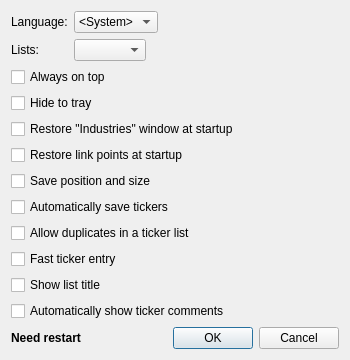
Before: the Qt Designer form options.ui in HappySeaFox/tht, drawn with Qt 5.
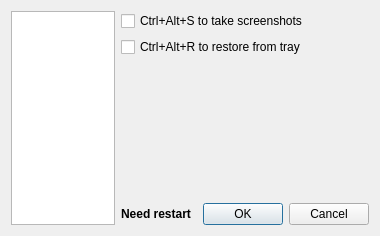
After: the same form once the commit is applied. The open tabs and pages were chosen to show the change. Icons and pictures are not drawn.

Commit message: New Options view

Diff of the .ui file:
```diff
--- a/options.ui
+++ b/options.ui
@@ -6,25 +6,40 @@
    <rect>
     <x>0</x>
     <y>0</y>
-    <width>350</width>
-    <height>333</height>
+    <width>380</width>
+    <height>235</height>
    </rect>
   </property>
   <property name="windowTitle">
    <string>Options</string>
   </property>
-  <layout class="QGridLayout" name="gridLayout_3">
-   <item row="0" column="0" colspan="3">
+  <layout class="QGridLayout" name="gridLayout_5">
+   <item row="0" column="1" colspan="3">
+    <widget class="QStackedWidget" name="stackedWidget">
+     <property name="currentIndex">
+      <number>0</number>
+     </property>
+     <widget class="QWidget" name="page">
     <layout class="QGridLayout" name="gridLayout_2">
+       <property name="margin">
+        <number>0</number>
+       </property>
+       <item row="1" column="0">
+        <widget class="QCheckBox" name="checkOnTop">
+         <property name="text">
+          <string>Always on top</string>
+         </property>
+        </widget>
+       </item>
+       <item row="2" column="0">
+        <widget class="QCheckBox" name="checkTray">
+         <property name="text">
+          <string>Hide to tray</string>
+         </property>
+        </widget>
+       </item>
      <item row="0" column="0">
       <layout class="QGridLayout" name="gridLayout">
-       <item row="0" column="0">
-        <widget class="QLabel" name="label_2">
-         <property name="text">
-          <string>Language:</string>
-         </property>
-        </widget>
-       </item>
        <item row="0" column="1">
         <widget class="QComboBox" name="comboLang">
          <item>
@@ -41,19 +56,12 @@
          </property>
          <property name="sizeHint" stdset="0">
           <size>
-           <width>0</width>
+             <width>13</width>
            <height>20</height>
           </size>
          </property>
         </spacer>
        </item>
-       <item row="1" column="0">
-        <widget class="QLabel" name="label">
-         <property name="text">
-          <string>Lists:</string>
-         </property>
-        </widget>
-       </item>
        <item row="1" column="1">
         <widget class="QComboBox" name="comboNumberOfLists">
          <property name="sizePolicy">
@@ -67,106 +75,163 @@
          </property>
         </widget>
        </item>
-      </layout>
+         <item row="0" column="0">
+          <widget class="QLabel" name="label_2">
+           <property name="text">
+            <string>Language:</string>
+           </property>
+          </widget>
      </item>
      <item row="1" column="0">
-      <widget class="QCheckBox" name="checkOnTop">
+          <widget class="QLabel" name="label">
        <property name="text">
-        <string>Always on top</string>
-       </property>
-      </widget>
-     </item>
-     <item row="2" column="0">
-      <widget class="QCheckBox" name="checkTray">
-       <property name="text">
-        <string>Hide to tray</string>
-       </property>
-      </widget>
-     </item>
-     <item row="0" column="1" rowspan="3">
-      <widget class="QLabel" name="labelStock">
-       <property name="pixmap">
-        <pixmap resource="tht.qrc">:/images/options-background.png</pixmap>
-       </property>
-       <property name="alignment">
-        <set>Qt::AlignHCenter|Qt::AlignTop</set>
+            <string>Lists:</string>
        </property>
       </widget>
      </item>
     </layout>
    </item>
-   <item row="1" column="0" colspan="3">
+       <item row="3" column="0">
     <widget class="QCheckBox" name="checkRestoreIndustries">
      <property name="text">
       <string>Restore &quot;Industries&quot; window at startup</string>
      </property>
     </widget>
    </item>
-   <item row="3" column="0" colspan="3">
+       <item row="6" column="0">
+        <spacer name="verticalSpacer_2">
+         <property name="orientation">
+          <enum>Qt::Vertical</enum>
+         </property>
+         <property name="sizeHint" stdset="0">
+          <size>
+           <width>20</width>
+           <height>0</height>
+          </size>
+         </property>
+        </spacer>
+       </item>
+       <item row="4" column="0">
+        <widget class="QCheckBox" name="checkRestoreLP">
+         <property name="text">
+          <string>Restore link points at startup</string>
+         </property>
+        </widget>
+       </item>
+       <item row="5" column="0">
     <widget class="QCheckBox" name="checkSave">
      <property name="text">
       <string>Save position and size</string>
      </property>
     </widget>
    </item>
-   <item row="4" column="0" colspan="3">
+      </layout>
+     </widget>
+     <widget class="QWidget" name="page_2">
+      <layout class="QGridLayout" name="gridLayout_3">
+       <property name="margin">
+        <number>0</number>
+       </property>
+       <item row="0" column="0">
     <widget class="QCheckBox" name="checkSaveTickers">
      <property name="text">
       <string>Automatically save tickers</string>
      </property>
     </widget>
    </item>
-   <item row="5" column="0" colspan="3">
+       <item row="1" column="0">
     <widget class="QCheckBox" name="checkAllowDups">
      <property name="text">
       <string>Allow duplicates in a ticker list</string>
      </property>
     </widget>
    </item>
-   <item row="10" column="0">
-    <spacer name="verticalSpacer">
-     <property name="orientation">
-      <enum>Qt::Vertical</enum>
-     </property>
-     <property name="sizeHint" stdset="0">
-      <size>
-       <width>20</width>
-       <height>0</height>
-      </size>
-     </property>
-    </spacer>
-   </item>
-   <item row="11" column="2">
-    <widget class="QDialogButtonBox" name="buttonBox">
-     <property name="orientation">
-      <enum>Qt::Horizontal</enum>
-     </property>
-     <property name="standardButtons">
-      <set>QDialogButtonBox::Cancel|QDialogButtonBox::Ok</set>
-     </property>
-    </widget>
-   </item>
-   <item row="6" column="0" colspan="3">
+       <item row="2" column="0">
     <widget class="QCheckBox" name="checkMini">
      <property name="text">
       <string>Fast ticker entry</string>
      </property>
     </widget>
    </item>
-   <item row="11" column="1">
-    <spacer name="horizontalSpacer">
+       <item row="3" column="0">
+        <widget class="QCheckBox" name="checkHeader">
+         <property name="text">
+          <string>Show list title</string>
+         </property>
+        </widget>
+       </item>
+       <item row="4" column="0">
+        <widget class="QCheckBox" name="checkComments">
+         <property name="text">
+          <string>Automatically show ticker comments</string>
+         </property>
+        </widget>
+       </item>
+       <item row="5" column="0">
+        <spacer name="verticalSpacer_3">
      <property name="orientation">
-      <enum>Qt::Horizontal</enum>
+          <enum>Qt::Vertical</enum>
      </property>
      <property name="sizeHint" stdset="0">
       <size>
-       <width>0</width>
-       <height>20</height>
+           <width>20</width>
+           <height>54</height>
       </size>
      </property>
     </spacer>
    </item>
-   <item row="11" column="0">
+      </layout>
+     </widget>
+     <widget class="QWidget" name="page_3">
+      <layout class="QGridLayout" name="gridLayout_4">
+       <property name="margin">
+        <number>0</number>
+       </property>
+       <item row="0" column="0">
+        <widget class="QCheckBox" name="checkCtrlAltS">
+         <property name="text">
+          <string>Ctrl+Alt+S to take screenshots</string>
+         </property>
+        </widget>
+       </item>
+       <item row="1" column="0">
+        <widget class="QCheckBox" name="checkCtrlAltR">
+         <property name="text">
+          <string>Ctrl+Alt+R to restore from tray</string>
+         </property>
+        </widget>
+       </item>
+       <item row="2" column="0">
+        <spacer name="verticalSpacer_4">
+         <property name="orientation">
+          <enum>Qt::Vertical</enum>
+         </property>
+         <property name="sizeHint" stdset="0">
+          <size>
+           <width>20</width>
+           <height>123</height>
+          </size>
+         </property>
+        </spacer>
+       </item>
+      </layout>
+     </widget>
+    </widget>
+   </item>
+   <item row="1" column="3">
+    <spacer name="verticalSpacer">
+     <property name="orientation">
+      <enum>Qt::Vertical</enum>
+     </property>
+     <property name="sizeHint" stdset="0">
+      <size>
+       <width>20</width>
+       <height>0</height>
+      </size>
+     </property>
+    </spacer>
+   </item>
+   <item row="2" column="1">
     <widget class="QLabel" name="labelRestart">
      <property name="font">
       <font>
@@ -179,24 +244,39 @@
      </property>
     </widget>
    </item>
-   <item row="8" column="0" colspan="3">
-    <widget class="QCheckBox" name="checkComments">
-     <property name="text">
-      <string>Automatically show ticker comments</string>
+   <item row="2" column="2">
+    <spacer name="horizontalSpacer">
+     <property name="orientation">
+      <enum>Qt::Horizontal</enum>
      </property>
-    </widget>
+     <property name="sizeHint" stdset="0">
+      <size>
+       <width>0</width>
+       <height>20</height>
+      </size>
+     </property>
+    </spacer>
    </item>
-   <item row="7" column="0" colspan="3">
-    <widget class="QCheckBox" name="checkHeader">
-     <property name="text">
-      <string>Show list title</string>
+   <item row="2" column="3">
+    <widget class="QDialogButtonBox" name="buttonBox">
+     <property name="orientation">
+      <enum>Qt::Horizontal</enum>
      </property>
+     <property name="standardButtons">
+      <set>QDialogButtonBox::Cancel|QDialogButtonBox::Ok</set>
+     </property>
     </widget>
    </item>
-   <item row="2" column="0" colspan="3">
-    <widget class="QCheckBox" name="checkRestoreLP">
-     <property name="text">
-      <string>Restore link points at startup</string>
+   <item row="0" column="0" rowspan="3">
+    <widget class="QListWidget" name="list">
+     <property name="movement">
+      <enum>QListView::Static</enum>
+     </property>
+     <property name="flow">
+      <enum>QListView::TopToBottom</enum>
+     </property>
+     <property name="viewMode">
+      <enum>QListView::IconMode</enum>
      </property>
     </widget>
    </item>
```
Left out of the diff: 35 changed lines with no effect on the pictures. Lines whose indentation alone changed are shown as unchanged. The commit also changes 15 other files.
